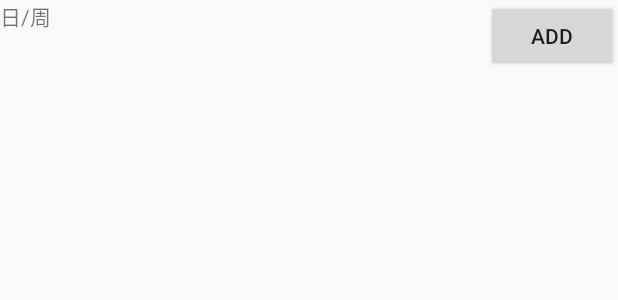
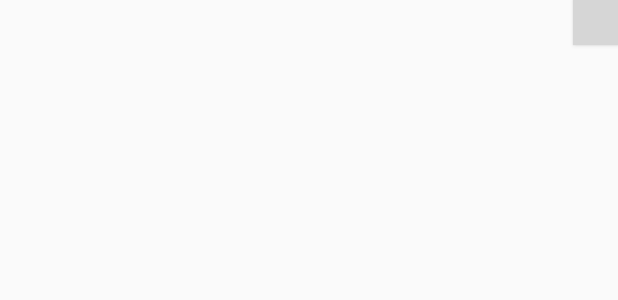
Before and after one commit to Artillery233/subjectmanager, an Android app: the layout activity_home_layout.xml on its own in the app's theme, with its tools: preview values and no code run, on a phone screen of 412 x 824 dp. Shown: the top 300 px of the screen. Run offline under Robolectric (Android 15) with nearby library versions, the phone set to English and light mode, and no system bars; grey boxes are pictures that could not be loaded.

Commit message:
控制按钮

```diff
--- a/app/build.gradle
+++ b/app/build.gradle
@@ -25,5 +25,5 @@ dependencies {
     testImplementation 'junit:junit:4.12'
     androidTestImplementation 'com.android.support.test:runner:1.0.2'
     androidTestImplementation 'com.android.support.test.espresso:espresso-core:3.0.2'
-    implementation 'com.android.support:recyclerview-v7:28.0.0'
+
 }
--- a/app/src/main/AndroidManifest.xml
+++ b/app/src/main/AndroidManifest.xml
@@ -9,7 +9,7 @@
         android:roundIcon="@mipmap/ic_launcher_round"
         android:supportsRtl="true"
         android:theme="@style/AppTheme">
-        <activity android:name=".HomeActivity">
+        <activity android:name="UI.HomeActivity">
             <intent-filter>
                 <action android:name="android.intent.action.MAIN" />
 
--- a/app/src/main/res/layout/activity_home_layout.xml
+++ b/app/src/main/res/layout/activity_home_layout.xml
@@ -4,23 +4,24 @@
     xmlns:tools="http://schemas.android.com/tools"
     android:layout_width="match_parent"
     android:layout_height="match_parent"
-    tools:context=".HomeActivity">
+    tools:context="UI.HomeActivity">
+    />
 
-    <TextView
-        android:id="@+id/textView"
-        android:layout_width="91dp"
-        android:layout_height="61dp"
-        android:text="日/周"
-         />
+    <Button
+        android:id="@+id/addCourse"
+        android:layout_width="30dp"
+        android:layout_height="30dp"
+        app:layout_constraintRight_toRightOf="parent"
+        android:background="@drawable/logout_selector"
+
+        />
+
+    <ListView
+        android:layout_width="wrap_content"
+        android:layout_height="wrap_content"
+        android:id="@+id/course"
+        ></ListView>
 
 
-    <Button
-        android:id="@+id/button"
-        android:layout_width="wrap_content"
-        android:layout_height="wrap_content"
-        android:text="ADD"
-         app:layout_constraintEnd_toEndOf="parent"/>
-
-     />
 
 </android.support.constraint.ConstraintLayout>
```
Also changed, not shown: app/src/main/java/UI/HomeActivity.java (added, +27 -0 lines), app/src/main/java/com/subjectmanager/subjectmanager/HomeActivity.java (deleted, +0 -13 lines), app/src/main/java/vo/Course.java (added, +58 -0 lines), app/src/main/res/values/strings.xml (+8 -0 lines).
